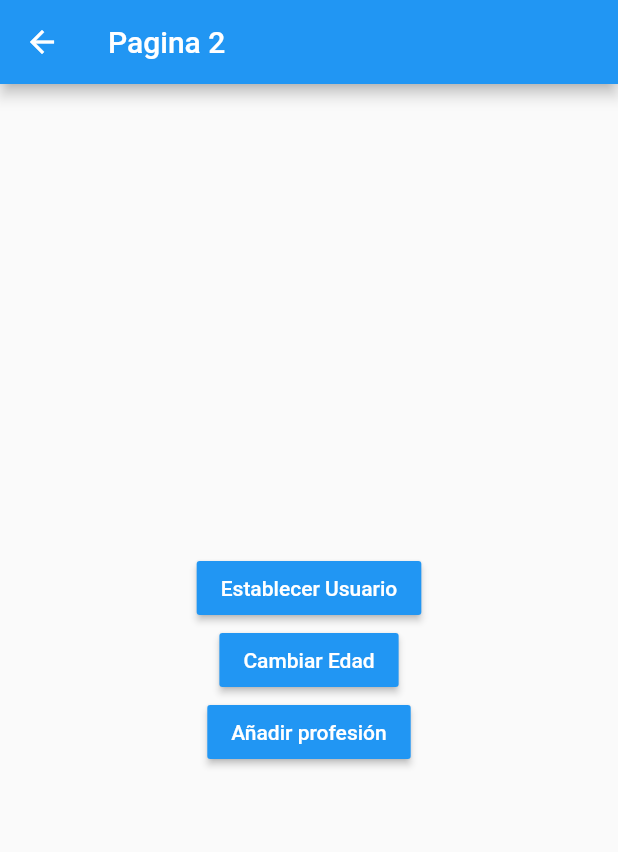
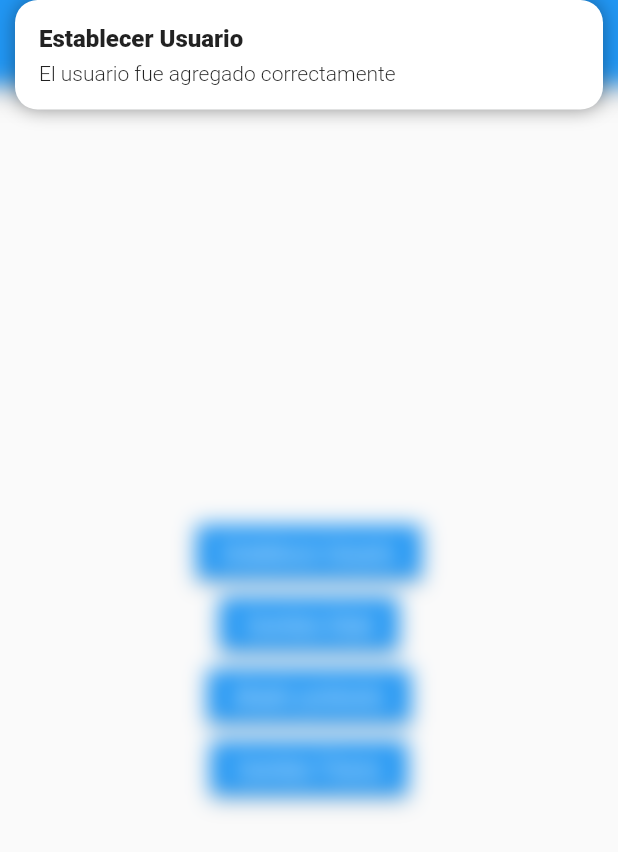
Before and after one commit to Facundo14/app_estados, a Flutter app: the Pagina2Page screen opened by its route, after a tap on "Establecer Usuario", on a phone screen of 412 x 824 dp. Shown: the top 852 px of the screen. Run offline on Flutter 3.47's test engine with Material 2 defaults, Android fonts, the phone set to English and light mode, and no system bars; our stand-ins replace get.

Commit message:
Fin Manejador de estados con GetX

```diff
--- /dev/null
+++ b/lib/controllers/usuario_controller.dart
@@ -0,0 +1,26 @@
+import 'package:get/get.dart';
+import 'package:app_estados/models/usuario.dart';
+
+class UsuarioController extends GetxController {
+  var existeUsuario = false.obs;
+  var usuario = Usuario().obs;
+
+  int get profesionesCount => usuario.value.profesiones.length;
+
+  void cargarUsuario(Usuario usuario) {
+    existeUsuario.value = true;
+    this.usuario.value = usuario;
+  }
+
+  void cambiarEdad(int edad) {
+    usuario.update((val) {
+      val!.edad = edad;
+    });
+  }
+
+  void agregarProfesion(String profesion) {
+    usuario.update((val) {
+      val!.profesiones = [...val.profesiones, profesion];
+    });
+  }
+}
--- a/lib/models/usuario.dart
+++ b/lib/models/usuario.dart
@@ -1,6 +1,6 @@
 class Usuario {
-  String nombre = '';
-  int edad = 0;
+  String nombre;
+  int edad;
   List<String> profesiones;
 
   Usuario({this.edad = 0, this.nombre = '', profesiones}) : profesiones = profesiones ?? [];
--- a/lib/pages/pagina1_page.dart
+++ b/lib/pages/pagina1_page.dart
@@ -1,26 +1,39 @@
+import 'package:app_estados/controllers/usuario_controller.dart';
+import 'package:app_estados/models/usuario.dart';
 import 'package:flutter/material.dart';
+import 'package:get/get.dart';
 
 class Pagina1Page extends StatelessWidget {
   const Pagina1Page({Key? key}) : super(key: key);
 
   @override
   Widget build(BuildContext context) {
+    final usuarioCtrl = Get.put(UsuarioController());
     return Scaffold(
       appBar: AppBar(
         title: const Text('Pagina 1'),
       ),
-      body: const InformacionUsuario(),
+      body: Obx(
+        () => usuarioCtrl.existeUsuario.value
+            ? InformacionUsuario(usuario: usuarioCtrl.usuario.value)
+            : const Center(
+                child: CircularProgressIndicator(),
+              ),
+      ),
       floatingActionButton: FloatingActionButton(
         child: const Icon(Icons.accessibility_sharp),
-        onPressed: () => Navigator.pushNamed(context, 'pagina2'),
+        onPressed: () => Get.toNamed('pagina2'),
       ),
     );
   }
 }
 
 class InformacionUsuario extends StatelessWidget {
+  final Usuario usuario;
+
   const InformacionUsuario({
     Key? key,
+    required this.usuario,
   }) : super(key: key);
 
   @override
@@ -36,13 +49,15 @@
           children: [
             Text('General', style: TextStyle(fontSize: size.width * 0.05, fontWeight: FontWeight.bold)),
             const Divider(),
-            const ListTile(title: Text('Nombre')),
-            const ListTile(title: Text('Edad')),
+            ListTile(title: Text('Nombre : ${usuario.nombre}')),
+            ListTile(title: Text('Edad : ${usuario.edad}')),
             Text('Profesiones', style: TextStyle(fontSize: size.width * 0.05, fontWeight: FontWeight.bold)),
             const Divider(),
-            const ListTile(title: Text('Profesion 1')),
-            const ListTile(title: Text('Profesion 1')),
-            const ListTile(title: Text('Profesion 1')),
+            ...usuario.profesiones.map((e) => ListTile(
+                  title: Text(e),
+                ))
+
+            //const ListTile(title: Text('Profesion 1')),
           ],
         ),
       ),
--- a/lib/pages/pagina2_page.dart
+++ b/lib/pages/pagina2_page.dart
@@ -1,10 +1,13 @@
+import 'package:app_estados/controllers/usuario_controller.dart';
+import 'package:app_estados/models/usuario.dart';
 import 'package:flutter/material.dart';
+import 'package:get/get.dart';
 
 class Pagina2Page extends StatelessWidget {
   const Pagina2Page({Key? key}) : super(key: key);
-
   @override
   Widget build(BuildContext context) {
+    final usuarioCtrl = Get.find<UsuarioController>();
     return Scaffold(
         appBar: AppBar(
           title: const Text('Pagina 2'),
@@ -14,19 +17,42 @@
             mainAxisAlignment: MainAxisAlignment.center,
             children: [
               MaterialButton(
-                child: const Text('Establecer Usuario', style: TextStyle(color: Colors.white)),
-                color: Colors.blue,
-                onPressed: () {},
-              ),
+                  child: const Text('Establecer Usuario', style: TextStyle(color: Colors.white)),
+                  color: Colors.blue,
+                  onPressed: () {
+                    usuarioCtrl.cargarUsuario(Usuario(
+                      nombre: 'Facundo',
+                      edad: 31,
+                      profesiones: ['nose'],
+                    ));
+                    Get.snackbar(
+                      'Establecer Usuario',
+                      'El usuario fue agregado correctamente',
+                      backgroundColor: Colors.white,
+                      boxShadows: [
+                        const BoxShadow(
+                          color: Colors.black38,
+                          blurRadius: 10,
+                        )
+                      ],
+                    );
+                  }),
               MaterialButton(
-                child: const Text('Cambiar Edad', style: TextStyle(color: Colors.white)),
-                color: Colors.blue,
-                onPressed: () {},
-              ),
+                  child: const Text('Cambiar Edad', style: TextStyle(color: Colors.white)),
+                  color: Colors.blue,
+                  onPressed: () {
+                    usuarioCtrl.cambiarEdad(32);
+                    Get.defaultDialog(title: 'Hola', textConfirm: 'Confirmar', textCancel: 'Cancelar');
+                  }),
               MaterialButton(
                 child: const Text('Añadir profesión', style: TextStyle(color: Colors.white)),
                 color: Colors.blue,
-                onPressed: () {},
+                onPressed: () => usuarioCtrl.agregarProfesion('Profesion #${usuarioCtrl.profesionesCount + 1}'),
+              ),
+              MaterialButton(
+                child: const Text('Cambiar Theme', style: TextStyle(color: Colors.white)),
+                color: Colors.blue,
+                onPressed: () => Get.changeTheme(Get.isDarkMode ? ThemeData.light() : ThemeData.dark()),
               )
             ],
           ),
```
Also changed, not shown: lib/main.dart (+12 -6 lines), pubspec.yaml (+4 -12 lines), pubspec.lock.
